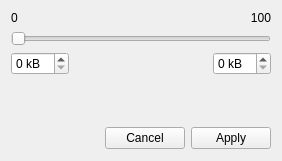
The window that src/home/flibrary/gui/filters/RangeFilterWidget.ui (heimdallr/books) describes before a commit, drawn with Qt 5.
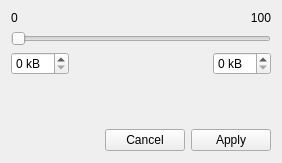
The same window after the commit. Icons and pictures are not drawn. Custom widgets are drawn as their Qt base class.

```diff
--- a/src/home/flibrary/gui/filters/RangeFilterWidget.ui
+++ b/src/home/flibrary/gui/filters/RangeFilterWidget.ui
@@ -7,7 +7,7 @@
     <x>0</x>
     <y>0</y>
     <width>282</width>
-    <height>161</height>
+    <height>163</height>
    </rect>
   </property>
   <property name="sizePolicy">
```
Left out of the diff: 6 changed lines with no effect on the pictures.
